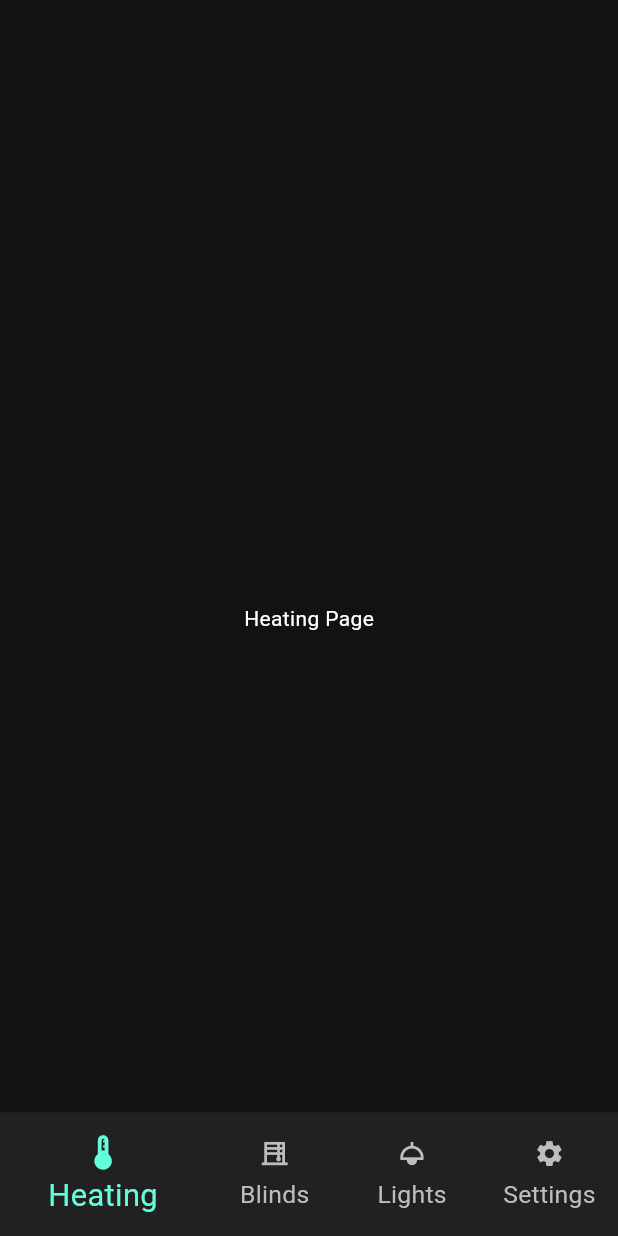
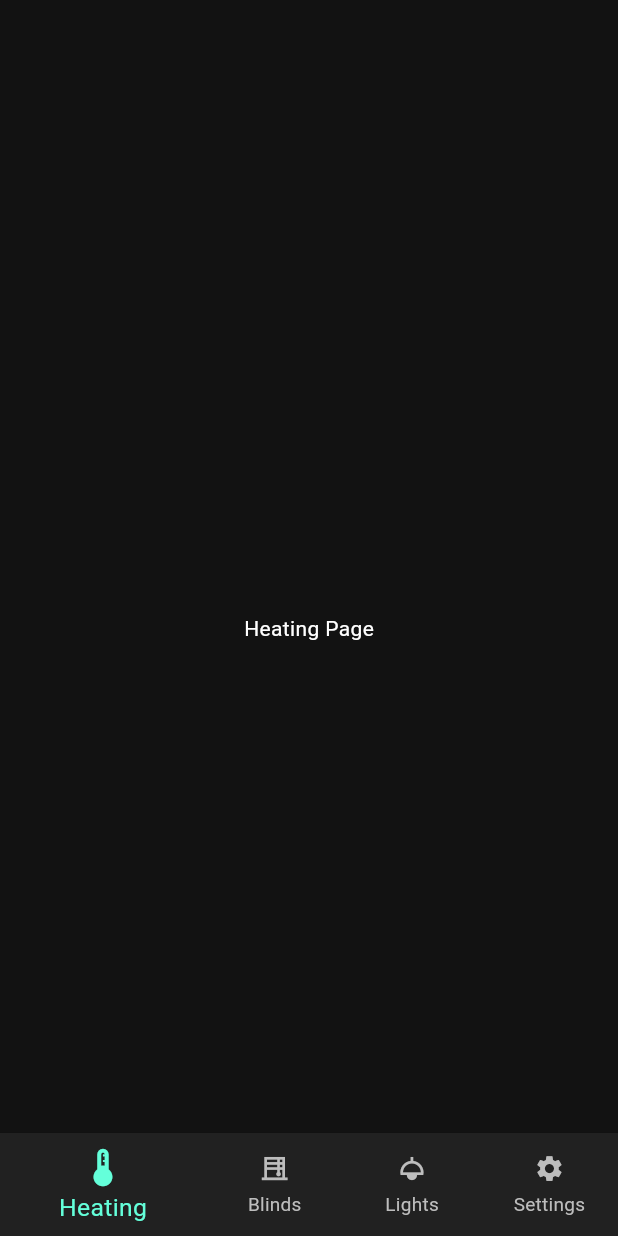
Before and after one commit to drdubel/domator, a Flutter app: the screen it shows after launch, on a phone screen of 412 x 824 dp. Run offline on Flutter 3.47's test engine with Material 3 defaults, Android fonts, the light colour scheme and no system bars; our stand-ins replace syncfusion_flutter_sliders; missing offline and left inert: syncfusion_flutter_core.

Commit message:
more scaling

```diff
--- a/turbaczApp/lib/homepage.dart
+++ b/turbaczApp/lib/homepage.dart
@@ -40,12 +40,12 @@ class _MyHomePageState extends State<MyHomePage> {
           child: _pages.elementAt(_selectedIndex),
         ),
         bottomNavigationBar: SizedBox(
-            height: size.height / 10,
+            height: size.height / 12,
             child: BottomNavigationBar(
               iconSize: size.height / 40,
-              unselectedFontSize: size.height / 50,
-              selectedFontSize: size.height / 40,
-              selectedIconTheme: IconThemeData(size: size.height / 30),
+              unselectedFontSize: size.height / 65,
+              selectedFontSize: size.height / 50,
+              selectedIconTheme: IconThemeData(size: size.height / 27.5),
               type: BottomNavigationBarType.shifting,
               items: <BottomNavigationBarItem>[
                 BottomNavigationBarItem(
--- a/turbaczApp/lib/main.dart
+++ b/turbaczApp/lib/main.dart
@@ -2,12 +2,17 @@ import 'package:flutter/material.dart';
 import 'homepage.dart';
 
 void main() {
-  runApp(const MyApp());
+  runApp(const Turbacz());
 }
 
-class MyApp extends StatelessWidget {
-  const MyApp({super.key});
+class Turbacz extends StatefulWidget {
+  const Turbacz({Key? key}) : super(key: key);
 
+  @override
+  State<Turbacz> createState() => _Turbacz();
+}
+
+class _Turbacz extends State<Turbacz> {
   @override
   Widget build(BuildContext context) {
     return MaterialApp(
--- a/turbaczApp/pubspec.yaml
+++ b/turbaczApp/pubspec.yaml
@@ -36,7 +36,9 @@ dependencies:
   # Use with the CupertinoIcons class for iOS style icons.
   cupertino_icons: ^1.0.2
   syncfusion_flutter_sliders: ^24.1.45
+  webview_flutter: ^4.4.4
   syncfusion_flutter_core: ^24.1.45
+  flutter_inappwebview: ^5.8.0
 
 dev_dependencies:
   flutter_test:
```
Also changed, not shown: 1 other file.
